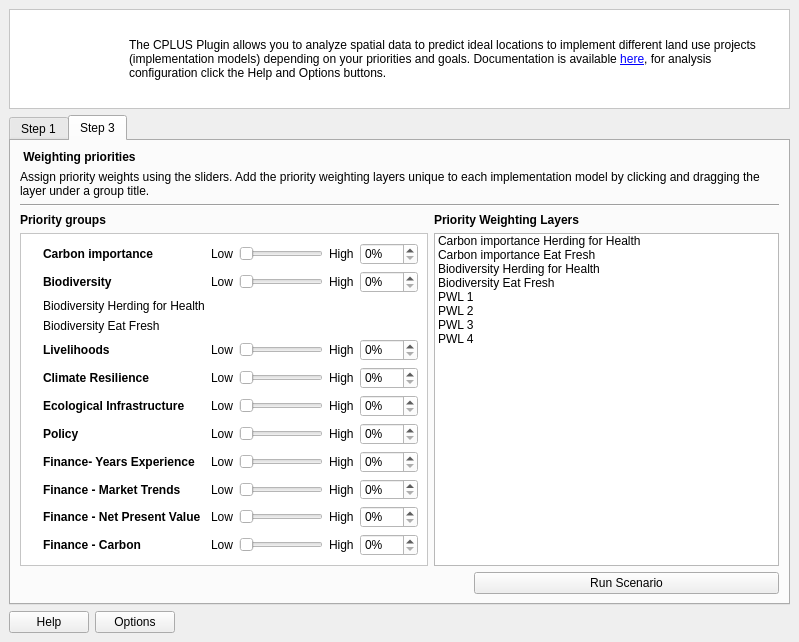
The window that src/cplus_plugin/ui/qgis_cplus_main_dockwidget.ui (ConservationInternational/cplus-plugin) describes before a commit, drawn with Qt 5.
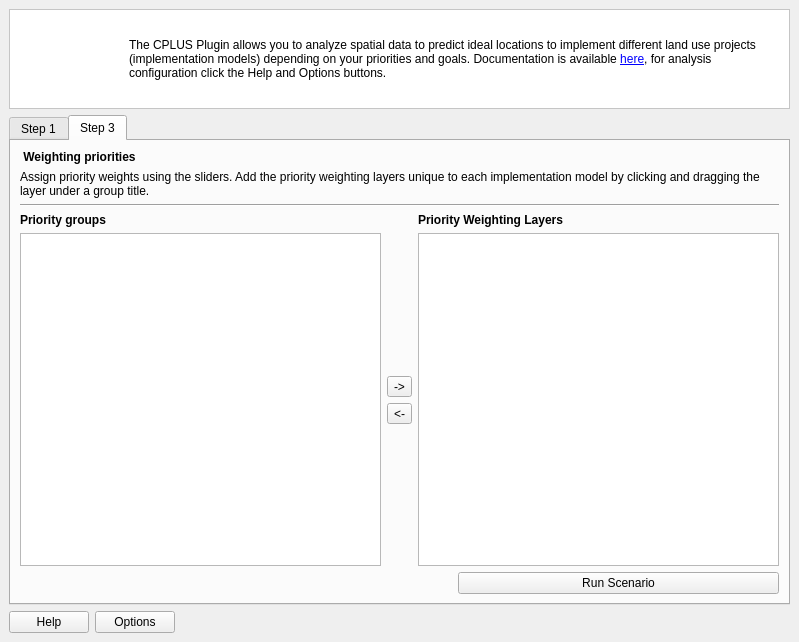
The same window after the commit. The open tabs and pages were chosen to show the change. Icons and pictures are not drawn. Custom widgets are drawn as their Qt base class.

Patch:
```diff
--- a/src/cplus_plugin/ui/qgis_cplus_main_dockwidget.ui
+++ b/src/cplus_plugin/ui/qgis_cplus_main_dockwidget.ui
@@ -198,122 +198,6 @@
           </property>
          </widget>
         </item>
-        <item row="4" column="2">
-         <widget class="QListWidget" name="listWidget_6">
-          <item>
-           <property name="text">
-            <string>Carbon importance Herding for Health</string>
-           </property>
-           <property name="foreground">
-            <brush brushstyle="NoBrush">
-             <color alpha="255">
-              <red>154</red>
-              <green>153</green>
-              <blue>150</blue>
-             </color>
-            </brush>
-           </property>
-          </item>
-          <item>
-           <property name="text">
-            <string>Carbon importance Eat Fresh</string>
-           </property>
-           <property name="foreground">
-            <brush brushstyle="NoBrush">
-             <color alpha="255">
-              <red>154</red>
-              <green>153</green>
-              <blue>150</blue>
-             </color>
-            </brush>
-           </property>
-          </item>
-          <item>
-           <property name="text">
-            <string>Biodiversity Herding for Health</string>
-           </property>
-           <property name="foreground">
-            <brush brushstyle="NoBrush">
-             <color alpha="255">
-              <red>154</red>
-              <green>153</green>
-              <blue>150</blue>
-             </color>
-            </brush>
-           </property>
-          </item>
-          <item>
-           <property name="text">
-            <string>Biodiversity Eat Fresh</string>
-           </property>
-           <property name="foreground">
-            <brush brushstyle="NoBrush">
-             <color alpha="255">
-              <red>154</red>
-              <green>153</green>
-              <blue>150</blue>
-             </color>
-            </brush>
-           </property>
-          </item>
-          <item>
-           <property name="text">
-            <string>PWL 1</string>
-           </property>
-           <property name="foreground">
-            <brush brushstyle="NoBrush">
-             <color alpha="255">
-              <red>154</red>
-              <green>153</green>
-              <blue>150</blue>
-             </color>
-            </brush>
-           </property>
-          </item>
-          <item>
-           <property name="text">
-            <string>PWL 2</string>
-           </property>
-           <property name="foreground">
-            <brush brushstyle="NoBrush">
-             <color alpha="255">
-              <red>154</red>
-              <green>153</green>
-              <blue>150</blue>
-             </color>
-            </brush>
-           </property>
-          </item>
-          <item>
-           <property name="text">
-            <string>PWL 3</string>
-           </property>
-           <property name="foreground">
-            <brush brushstyle="NoBrush">
-             <color alpha="255">
-              <red>154</red>
-              <green>153</green>
-              <blue>150</blue>
-             </color>
-            </brush>
-           </property>
-          </item>
-          <item>
-           <property name="text">
-            <string>PWL 4</string>
-           </property>
-           <property name="foreground">
-            <brush brushstyle="NoBrush">
-             <color alpha="255">
-              <red>154</red>
-              <green>153</green>
-              <blue>150</blue>
-             </color>
-            </brush>
-           </property>
-          </item>
-         </widget>
-        </item>
         <item row="3" column="0">
          <widget class="QLabel" name="label_121">
           <property name="font">
@@ -327,674 +211,6 @@
           </property>
          </widget>
         </item>
-        <item row="4" column="0" colspan="2">
-         <widget class="QFrame" name="frame_4">
-          <property name="minimumSize">
-           <size>
-            <width>0</width>
-            <height>215</height>
-           </size>
-          </property>
-          <property name="autoFillBackground">
-           <bool>false</bool>
-          </property>
-          <property name="styleSheet">
-           <string notr="true">background-color: rgb(255, 255, 255)</string>
-          </property>
-          <property name="frameShape">
-           <enum>QFrame::StyledPanel</enum>
-          </property>
-          <property name="frameShadow">
-           <enum>QFrame::Raised</enum>
-          </property>
-          <layout class="QGridLayout" name="gridLayout_12">
-           <item row="0" column="0">
-            <widget class="QLabel" name="label_79">
-             <property name="maximumSize">
-              <size>
-               <width>16</width>
-               <height>16</height>
-              </size>
-             </property>
-             <property name="text">
-              <string/>
-             </property>
-             <property name="pixmap">
-              <pixmap>../../../../../../Nextcloud/Projects (2)/Conservation International/CPLUS - work/Downloads/drop-down-arrow 2.png</pixmap>
-             </property>
-             <property name="scaledContents">
-              <bool>true</bool>
-             </property>
-            </widget>
-           </item>
-           <item row="1" column="1">
-            <widget class="QLabel" name="label_80">
-             <property name="font">
-              <font>
-               <weight>75</weight>
-               <bold>true</bold>
-              </font>
-             </property>
-             <property name="text">
-              <string>Biodiversity</string>
-             </property>
-            </widget>
-           </item>
-           <item row="1" column="0">
-            <widget class="QLabel" name="label_81">
-             <property name="maximumSize">
-              <size>
-               <width>16</width>
-               <height>16</height>
-              </size>
-             </property>
-             <property name="text">
-              <string/>
-             </property>
-             <property name="pixmap">
-              <pixmap>../../../../../../Nextcloud/Projects (2)/Conservation International/CPLUS - work/Downloads/drop-down-arrow.png</pixmap>
-             </property>
-             <property name="scaledContents">
-              <bool>true</bool>
-             </property>
-            </widget>
-           </item>
-           <item row="7" column="3">
-            <widget class="QSlider" name="horizontalSlider_12">
-             <property name="orientation">
-              <enum>Qt::Horizontal</enum>
-             </property>
-            </widget>
-           </item>
-           <item row="11" column="3">
-            <widget class="QSlider" name="horizontalSlider_13">
-             <property name="orientation">
-              <enum>Qt::Horizontal</enum>
-             </property>
-            </widget>
-           </item>
-           <item row="1" column="5">
-            <widget class="QgsSpinBox" name="mQgsSpinBox_10">
-             <property name="suffix">
-              <string>%</string>
-             </property>
-             <property name="maximum">
-              <number>100</number>
-             </property>
-            </widget>
-           </item>
-           <item row="8" column="5">
-            <widget class="QgsSpinBox" name="mQgsSpinBox_12">
-             <property name="suffix">
-              <string>%</string>
-             </property>
-             <property name="maximum">
-              <number>100</number>
-             </property>
-            </widget>
-           </item>
-           <item row="8" column="3">
-            <widget class="QSlider" name="horizontalSlider_14">
-             <property name="orientation">
-              <enum>Qt::Horizontal</enum>
-             </property>
-            </widget>
-           </item>
-           <item row="9" column="5">
-            <widget class="QgsSpinBox" name="mQgsSpinBox_13">
-             <property name="suffix">
-              <string>%</string>
-             </property>
-             <property name="maximum">
-              <number>100</number>
-             </property>
-            </widget>
-           </item>
-           <item row="3" column="1">
-            <widget class="QLabel" name="label_82">
-             <property name="text">
-              <string>Biodiversity Eat Fresh</string>
-             </property>
-            </widget>
-           </item>
-           <item row="4" column="0">
-            <widget class="QLabel" name="label_83">
-             <property name="maximumSize">
-              <size>
-               <width>16</width>
-               <height>16</height>
-              </size>
-             </property>
-             <property name="text">
-              <string/>
-             </property>
-             <property name="pixmap">
-              <pixmap>../../../../../../Nextcloud/Projects (2)/Conservation International/CPLUS - work/Downloads/drop-down-arrow 2.png</pixmap>
-             </property>
-             <property name="scaledContents">
-              <bool>true</bool>
-             </property>
-            </widget>
-           </item>
-           <item row="6" column="5">
-            <widget class="QgsSpinBox" name="mQgsSpinBox_14">
-             <property name="suffix">
-              <string>%</string>
-             </property>
-             <property name="maximum">
-              <number>100</number>
-             </property>
-            </widget>
-           </item>
-           <item row="8" column="2">
-            <widget class="QLabel" name="label_84">
-             <property name="text">
-              <string>Low</string>
-             </property>
-            </widget>
-           </item>
-           <item row="7" column="2">
-            <widget class="QLabel" name="label_85">
-             <property name="text">
-              <string>Low</string>
-             </property>
-            </widget>
-           </item>
-           <item row="5" column="2">
-            <widget class="QLabel" name="label_86">
-             <property name="text">
-              <string>Low</string>
-             </property>
-            </widget>
-           </item>
-           <item row="6" column="0">
-            <widget class="QLabel" name="label_87">
-             <property name="maximumSize">
-              <size>
-               <width>16</width>
-               <height>16</height>
-              </size>
-             </property>
-             <property name="text">
-              <string/>
-             </property>
-             <property name="pixmap">
-              <pixmap>../../../../../../Nextcloud/Projects (2)/Conservation International/CPLUS - work/Downloads/drop-down-arrow 2.png</pixmap>
-             </property>
-             <property name="scaledContents">
-              <bool>true</bool>
-             </property>
-            </widget>
-           </item>
-           <item row="9" column="4">
-            <widget class="QLabel" name="label_88">
-             <property name="text">
-              <string>High</string>
-             </property>
-            </widget>
-           </item>
-           <item row="0" column="5">
-            <widget class="QgsSpinBox" name="mQgsSpinBox_15">
-             <property name="suffix">
-              <string>%</string>
-             </property>
-             <property name="maximum">
-              <number>100</number>
-             </property>
-            </widget>
-           </item>
-           <item row="10" column="3">
-            <widget class="QSlider" name="horizontalSlider_15">
-             <property name="orientation">
-              <enum>Qt::Horizontal</enum>
-             </property>
-            </widget>
-           </item>
-           <item row="6" column="1">
-            <widget class="QLabel" name="label_89">
-             <property name="font">
-              <font>
-               <weight>75</weight>
-               <bold>true</bold>
-              </font>
-             </property>
-             <property name="text">
-              <string>Ecological Infrastructure</string>
-             </property>
-            </widget>
-           </item>
-           <item row="11" column="0">
-            <widget class="QLabel" name="label_90">
-             <property name="maximumSize">
-              <size>
-               <width>16</width>
-               <height>16</height>
-              </size>
-             </property>
-             <property name="text">
-              <string/>
-             </property>
-             <property name="pixmap">
-              <pixmap>../../../../../../Nextcloud/Projects (2)/Conservation International/CPLUS - work/Downloads/drop-down-arrow 2.png</pixmap>
-             </property>
-             <property name="scaledContents">
-              <bool>true</bool>
-             </property>
-            </widget>
-           </item>
-           <item row="4" column="3">
-            <widget class="QSlider" name="horizontalSlider_16">
-             <property name="orientation">
-              <enum>Qt::Horizontal</enum>
-             </property>
-            </widget>
-           </item>
-           <item row="5" column="4">
-            <widget class="QLabel" name="label_91">
-             <property name="text">
-              <string>High</string>
-             </property>
-            </widget>
-           </item>
-           <item row="0" column="2">
-            <widget class="QLabel" name="label_92">
-             <property name="text">
-              <string>Low</string>
-             </property>
-            </widget>
-           </item>
-           <item row="11" column="2">
-            <widget class="QLabel" name="label_93">
-             <property name="text">
-              <string>Low</string>
-             </property>
-            </widget>
-           </item>
-           <item row="7" column="4">
-            <widget class="QLabel" name="label_94">
-             <property name="text">
-              <string>High</string>
-             </property>
-            </widget>
-           </item>
-           <item row="5" column="3">
-            <widget class="QSlider" name="horizontalSlider_17">
-             <property name="orientation">
-              <enum>Qt::Horizontal</enum>
-             </property>
-            </widget>
-           </item>
-           <item row="8" column="0">
-            <widget class="QLabel" name="label_95">
-             <property name="maximumSize">
-              <size>
-               <width>16</width>
-               <height>16</height>
-              </size>
-             </property>
-             <property name="text">
-              <string/>
-             </property>
-             <property name="pixmap">
-              <pixmap>../../../../../../Nextcloud/Projects (2)/Conservation International/CPLUS - work/Downloads/drop-down-arrow 2.png</pixmap>
-             </property>
-             <property name="scaledContents">
-              <bool>true</bool>
-             </property>
-            </widget>
-           </item>
-           <item row="9" column="2">
-            <widget class="QLabel" name="label_96">
-             <property name="text">
-              <string>Low</string>
-             </property>
-            </widget>
-           </item>
-           <item row="1" column="3">
-            <widget class="QSlider" name="horizontalSlider_18">
-             <property name="orientation">
-              <enum>Qt::Horizontal</enum>
-             </property>
-            </widget>
-           </item>
-           <item row="6" column="2">
-            <widget class="QLabel" name="label_97">
-             <property name="text">
-              <string>Low</string>
-             </property>
-            </widget>
-           </item>
-           <item row="4" column="1">
-            <widget class="QLabel" name="label_98">
-             <property name="font">
-              <font>
-               <weight>75</weight>
-               <bold>true</bold>
-              </font>
-             </property>
-             <property name="text">
-              <string>Livelihoods</string>
-             </property>
-            </widget>
-           </item>
-           <item row="8" column="1">
-            <widget class="QLabel" name="label_99">
-             <property name="font">
-              <font>
-               <weight>75</weight>
-               <bold>true</bold>
-              </font>
-             </property>
-             <property name="text">
-              <string>Finance- Years Experience</string>
-             </property>
-            </widget>
-           </item>
-           <item row="4" column="4">
-            <widget class="QLabel" name="label_100">
-             <property name="text">
-              <string>High</string>
-             </property>
-            </widget>
-           </item>
-           <item row="10" column="1">
-            <widget class="QLabel" name="label_101">
-             <property name="font">
-              <font>
-               <weight>75</weight>
-               <bold>true</bold>
-              </font>
-             </property>
-             <property name="text">
-              <string>Finance - Net Present Value</string>
-             </property>
-            </widget>
-           </item>
-           <item row="10" column="0">
-            <widget class="QLabel" name="label_102">
-             <property name="maximumSize">
-              <size>
-               <width>16</width>
-               <height>16</height>
-              </size>
-             </property>
-             <property name="text">
-              <string/>
-             </property>
-             <property name="pixmap">
-              <pixmap>../../../../../../Nextcloud/Projects (2)/Conservation International/CPLUS - work/Downloads/drop-down-arrow 2.png</pixmap>
-             </property>
-             <property name="scaledContents">
-              <bool>true</bool>
-             </property>
-            </widget>
-           </item>
-           <item row="6" column="4">
-            <widget class="QLabel" name="label_103">
-             <property name="text">
-              <string>High</string>
-             </property>
-            </widget>
-           </item>
-           <item row="0" column="1">
-            <widget class="QLabel" name="label_104">
-             <property name="font">
-              <font>
-               <weight>75</weight>
-               <bold>true</bold>
-              </font>
-             </property>
-             <property name="text">
-              <string>Carbon importance</string>
-             </property>
-            </widget>
-           </item>
-           <item row="6" column="3">
-            <widget class="QSlider" name="horizontalSlider_19">
-             <property name="orientation">
-              <enum>Qt::Horizontal</enum>
-             </property>
-            </widget>
-           </item>
-           <item row="9" column="3">
-            <widget class="QSlider" name="horizontalSlider_20">
-             <property name="orientation">
-              <enum>Qt::Horizontal</enum>
-             </property>
-            </widget>
-           </item>
-           <item row="0" column="4">
-            <widget class="QLabel" name="label_105">
-             <property name="text">
-              <string>High</string>
-             </property>
-            </widget>
-           </item>
-           <item row="7" column="5">
-            <widget class="QgsSpinBox" name="mQgsSpinBox_16">
-             <property name="suffix">
-              <string>%</string>
-             </property>
-             <property name="maximum">
-              <number>100</number>
-             </property>
-            </widget>
-           </item>
-           <item row="4" column="5">
-            <widget class="QgsSpinBox" name="mQgsSpinBox_17">
-             <property name="suffix">
-              <string>%</string>
-             </property>
-             <property name="maximum">
-              <number>100</number>
-             </property>
-            </widget>
-           </item>
-           <item row="10" column="4">
-            <widget class="QLabel" name="label_106">
-             <property name="text">
-              <string>High</string>
-             </property>
-            </widget>
-           </item>
-           <item row="2" column="1">
-            <widget class="QLabel" name="label_107">
-             <property name="text">
-              <string>Biodiversity Herding for Health</string>
-             </property>
-            </widget>
-           </item>
-           <item row="7" column="0">
-            <widget class="QLabel" name="label_108">
-             <property name="maximumSize">
-              <size>
-               <width>16</width>
-               <height>16</height>
-              </size>
-             </property>
-             <property name="text">
-              <string/>
-             </property>
-             <property name="pixmap">
-              <pixmap>../../../../../../Nextcloud/Projects (2)/Conservation International/CPLUS - work/Downloads/drop-down-arrow 2.png</pixmap>
-             </property>
-             <property name="scaledContents">
-              <bool>true</bool>
-             </property>
-            </widget>
-           </item>
-           <item row="7" column="1">
-            <widget class="QLabel" name="label_109">
-             <property name="font">
-              <font>
-               <weight>75</weight>
-               <bold>true</bold>
-              </font>
-             </property>
-             <property name="text">
-              <string>Policy</string>
-             </property>
-            </widget>
-           </item>
-           <item row="8" column="4">
-            <widget class="QLabel" name="label_110">
-             <property name="text">
-              <string>High</string>
-             </property>
-            </widget>
-           </item>
-           <item row="10" column="2">
-            <widget class="QLabel" name="label_111">
-             <property name="text">
-              <string>Low</string>
-             </property>
-            </widget>
-           </item>
-           <item row="11" column="5">
-            <widget class="QgsSpinBox" name="mQgsSpinBox_18">
-             <property name="suffix">
-              <string>%</string>
-             </property>
-             <property name="maximum">
-              <number>100</number>
-             </property>
-            </widget>
-           </item>
-           <item row="9" column="0">
-            <widget class="QLabel" name="label_112">
-             <property name="maximumSize">
-              <size>
-               <width>16</width>
-               <height>16</height>
-              </size>
-             </property>
-             <property name="text">
-              <string/>
-             </property>
-             <property name="pixmap">
-              <pixmap>../../../../../../Nextcloud/Projects (2)/Conservation International/CPLUS - work/Downloads/drop-down-arrow 2.png</pixmap>
-             </property>
-             <property name="scaledContents">
-              <bool>true</bool>
-             </property>
-            </widget>
-           </item>
-           <item row="9" column="1">
-            <widget class="QLabel" name="label_113">
-             <property name="font">
-              <font>
-               <weight>75</weight>
-               <bold>true</bold>
-              </font>
-             </property>
-             <property name="text">
-              <string>Finance - Market Trends</string>
-             </property>
-            </widget>
-           </item>
-           <item row="10" column="5">
-            <widget class="QgsSpinBox" name="mQgsSpinBox_19">
-             <property name="suffix">
-              <string>%</string>
-             </property>
-             <property name="maximum">
-              <number>100</number>
-             </property>
-            </widget>
-           </item>
-           <item row="4" column="2">
-            <widget class="QLabel" name="label_114">
-             <property name="text">
-              <string>Low</string>
-             </property>
-            </widget>
-           </item>
-           <item row="5" column="1">
-            <widget class="QLabel" name="label_115">
-             <property name="font">
-              <font>
-               <weight>75</weight>
-               <bold>true</bold>
-              </font>
-             </property>
-             <property name="text">
-              <string>Climate Resilience </string>
-             </property>
-            </widget>
-           </item>
-           <item row="11" column="1">
-            <widget class="QLabel" name="label_116">
-             <property name="font">
-              <font>
-               <weight>75</weight>
-               <bold>true</bold>
-              </font>
-             </property>
-             <property name="text">
-              <string>Finance - Carbon</string>
-             </property>
-            </widget>
-           </item>
-           <item row="1" column="2">
-            <widget class="QLabel" name="label_117">
-             <property name="text">
-              <string>Low</string>
-             </property>
-            </widget>
-           </item>
-           <item row="1" column="4">
-            <widget class="QLabel" name="label_118">
-             <property name="text">
-              <string>High</string>
-             </property>
-            </widget>
-           </item>
-           <item row="5" column="5">
-            <widget class="QgsSpinBox" name="mQgsSpinBox_20">
-             <property name="suffix">
-              <string>%</string>
-             </property>
-             <property name="maximum">
-              <number>100</number>
-             </property>
-            </widget>
-           </item>
-           <item row="11" column="4">
-            <widget class="QLabel" name="label_119">
-             <property name="text">
-              <string>High</string>
-             </property>
-            </widget>
-           </item>
-           <item row="5" column="0">
-            <widget class="QLabel" name="label_120">
-             <property name="maximumSize">
-              <size>
-               <width>16</width>
-               <height>16</height>
-              </size>
-             </property>
-             <property name="text">
-              <string/>
-             </property>
-             <property name="pixmap">
-              <pixmap>../../../../../../Nextcloud/Projects (2)/Conservation International/CPLUS - work/Downloads/drop-down-arrow 2.png</pixmap>
-             </property>
-             <property name="scaledContents">
-              <bool>true</bool>
-             </property>
-            </widget>
-           </item>
-           <item row="0" column="3">
-            <widget class="QSlider" name="horizontalSlider_21">
-             <property name="orientation">
-              <enum>Qt::Horizontal</enum>
-             </property>
-            </widget>
-           </item>
-          </layout>
-         </widget>
-        </item>
         <item row="1" column="0" colspan="3">
          <widget class="QLabel" name="label_77">
           <property name="text">
@@ -1048,6 +264,82 @@
           </item>
          </layout>
         </item>
+        <item row="4" column="0">
+         <widget class="QTreeWidget" name="priority_groups_list">
+          <property name="columnCount">
+           <number>1</number>
+          </property>
+          <attribute name="headerVisible">
+           <bool>false</bool>
+          </attribute>
+          <column>
+           <property name="text">
+            <string notr="true">1</string>
+           </property>
+          </column>
+         </widget>
+        </item>
+        <item row="4" column="1">
+         <layout class="QVBoxLayout" name="verticalLayout_2">
+          <item>
+           <spacer name="verticalSpacer_2">
+            <property name="orientation">
+             <enum>Qt::Vertical</enum>
+            </property>
+            <property name="sizeHint" stdset="0">
+             <size>
+              <width>20</width>
+              <height>40</height>
+             </size>
+            </property>
+           </spacer>
+          </item>
+          <item>
+           <widget class="QToolButton" name="layer_remove_btn">
+            <property name="toolTip">
+             <string>Remove selected priority weighting layer from the group.</string>
+            </property>
+            <property name="text">
+             <string>-&gt;</string>
+            </property>
+            <property name="icon">
+             <iconset>
+              <normaloff>../../../../../../../../../../../../resources/cplus_right_arrow.svg</normaloff>../../../../../../../../../../../../resources/cplus_right_arrow.svg</iconset>
+            </property>
+           </widget>
+          </item>
+          <item>
+           <widget class="QToolButton" name="layer_add_btn">
+            <property name="toolTip">
+             <string>Add the selected priority weighting layer to the group.</string>
+            </property>
+            <property name="text">
+             <string>&lt;-</string>
+            </property>
+            <property name="icon">
+             <iconset>
+              <normaloff>../../../../../../../../../../../../resources/cplus_left_arrow.svg</normaloff>../../../../../../../../../../../../resources/cplus_left_arrow.svg</iconset>
+            </property>
+           </widget>
+          </item>
+          <item>
+           <spacer name="verticalSpacer">
+            <property name="orientation">
+             <enum>Qt::Vertical</enum>
+            </property>
+            <property name="sizeHint" stdset="0">
+             <size>
+              <width>20</width>
+              <height>40</height>
+             </size>
+            </property>
+           </spacer>
+          </item>
+         </layout>
+        </item>
+        <item row="4" column="2">
+         <widget class="QListWidget" name="priority_layers_list"/>
+        </item>
        </layout>
       </widget>
      </widget>
@@ -1109,11 +401,6 @@
    <header>qgsextentgroupbox.h</header>
    <container>1</container>
   </customwidget>
-  <customwidget>
-   <class>QgsSpinBox</class>
-   <extends>QSpinBox</extends>
-   <header>qgsspinbox.h</header>
-  </customwidget>
  </customwidgets>
  <resources/>
  <connections/>
```
Left out of the diff: 5 changed lines with no effect on the pictures.
